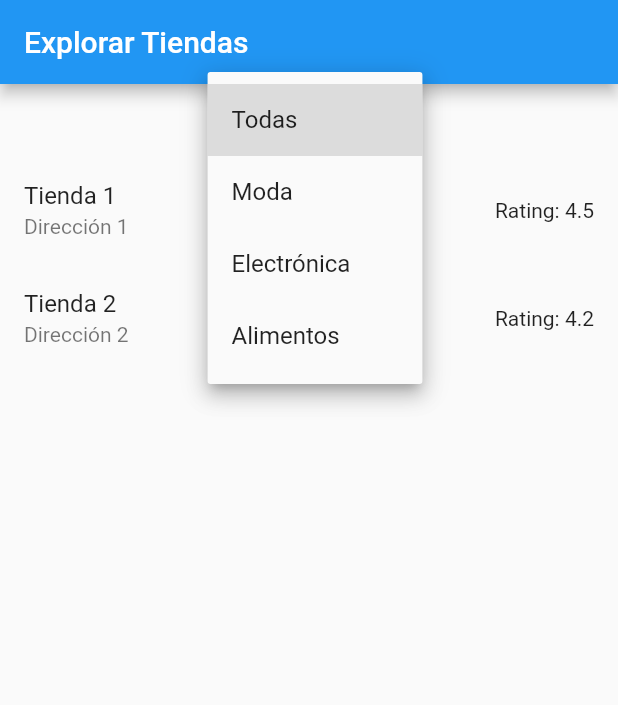
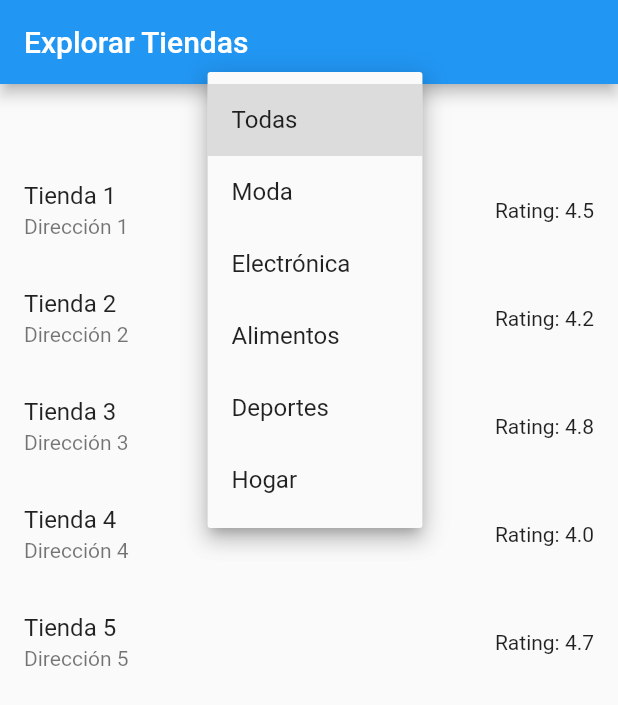
Before and after one commit to SaidPalacio/Reto1_Movil1, a Flutter app: the screen it shows after launch, after a tap on "Todas", on a phone screen of 412 x 824 dp. Shown: the top 705 px of the screen. Run offline on Flutter 3.47's test engine with Material 2 defaults, Android fonts, the phone set to English and light mode, and no system bars.

Commit message:
mas tiendasas

```diff
--- a/lib/Widgets/MyMapPage.dart
+++ b/lib/Widgets/MyMapPage.dart
@@ -1,5 +1,5 @@
 import 'package:flutter/material.dart';
-import 'package:reto1/Widgets/MyMapView.dart';
+
 import 'package:reto1/Widgets/StoreDetailPage.dart';
 
 
@@ -22,6 +22,24 @@ class _MyHomePageState extends State<MyHomePage> {
       category: 'Electrónica',
       rating: 4.2,
       location: 'Dirección 2',
+    ),
+    Store(
+      name: 'Tienda 3',
+      category: 'Alimentos',
+      rating: 4.8,
+      location: 'Dirección 3',
+    ),
+    Store(
+      name: 'Tienda 4',
+      category: 'Moda',
+      rating: 4.0,
+      location: 'Dirección 4',
+    ),
+    Store(
+      name: 'Tienda 5',
+      category: 'Electrónica',
+      rating: 4.7,
+      location: 'Dirección 5',
     ),
     // Agrega más tiendas aquí
   ];
@@ -82,7 +100,7 @@ class _MyHomePageState extends State<MyHomePage> {
 
   // Obtener la lista de categorías
   List<DropdownMenuItem<String>> getCategories() {
-    List<DropdownMenuItem<String>> items = ['Todas', 'Moda', 'Electrónica', 'Alimentos']
+    List<DropdownMenuItem<String>> items = ['Todas', 'Moda', 'Electrónica', 'Alimentos', 'Deportes', 'Hogar']
         .map<DropdownMenuItem<String>>(
           (String value) => DropdownMenuItem<String>(
             value: value,
```
